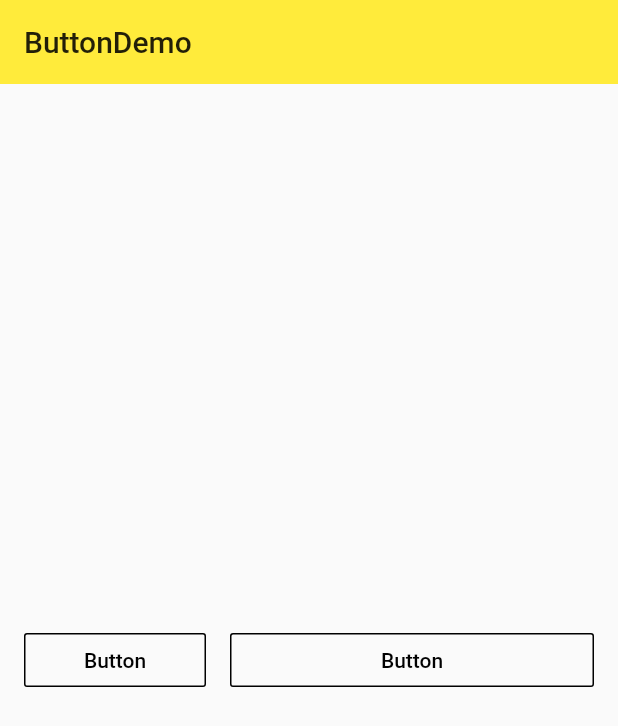
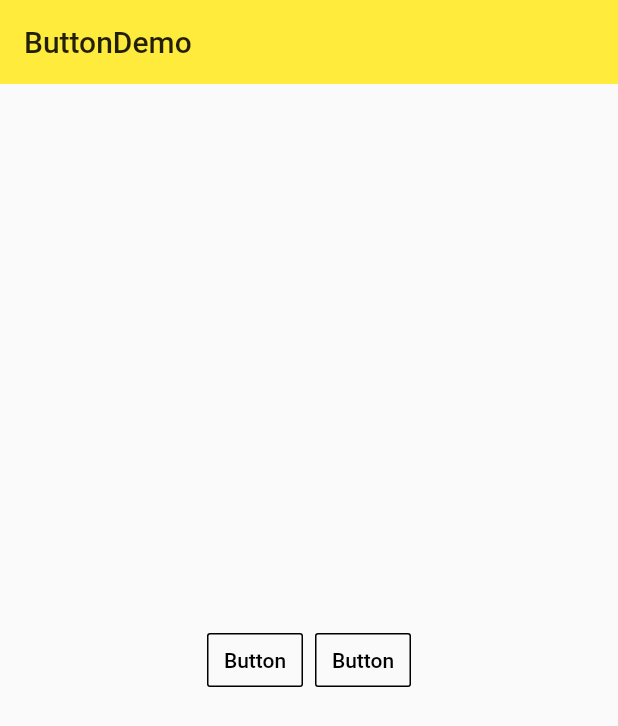
Before and after one commit to XYXiaoYuan/flutter_study, a Flutter app: the ButtonDemo screen opened directly, on a phone screen of 412 x 824 dp. Shown: the top 726 px of the screen. Run offline on Flutter 3.47's test engine with Material 2 defaults, Android fonts, the phone set to English and light mode, and no system bars.

Commit message:
按钮容器 ButtonBar：一组带边距的横排显示按钮

```diff
--- a/flutter_study/lib/demo/material_components.dart
+++ b/flutter_study/lib/demo/material_components.dart
@@ -173,6 +173,45 @@ class ButtonDemo extends StatelessWidget {
       ],
     );
 
+    final Widget ButtonBarDemo = Row(
+      mainAxisAlignment: MainAxisAlignment.center,
+      children: <Widget>[
+        Theme(
+          data: Theme.of(context).copyWith(
+            buttonTheme: ButtonThemeData(
+              padding: EdgeInsets.symmetric(horizontal: 64.0),
+            )
+          ),
+          child: ButtonBar(
+            children: <Widget>[
+              OutlineButton(
+                onPressed: () {},
+                child: Text('Button'),
+                splashColor: Colors.grey,
+                borderSide: BorderSide(
+                  color: Colors.black,
+                ),
+                // color: Theme.of(context).accentColor,
+                textColor: Colors.black,
+                highlightedBorderColor: Colors.grey,
+              ),
+              OutlineButton(
+                onPressed: () {},
+                child: Text('Button'),
+                splashColor: Colors.grey,
+                borderSide: BorderSide(
+                  color: Colors.black,
+                ),
+                // color: Theme.of(context).accentColor,
+                textColor: Colors.black,
+                highlightedBorderColor: Colors.grey,
+              ),
+            ],
+          ),
+        ),
+      ],
+    );
+
     return Scaffold(
       appBar: AppBar(
         title: Text('ButtonDemo'),
@@ -186,8 +225,15 @@ class ButtonDemo extends StatelessWidget {
             Row(
               mainAxisAlignment: MainAxisAlignment.center,
               children: <Widget>[
-                Expanded(
-                  child: OutlineButton(
+                Theme(
+                  data: Theme.of(context).copyWith(
+                    buttonTheme: ButtonThemeData(
+                      padding: EdgeInsets.symmetric(horizontal: 64.0),
+                    )
+                  ),
+                  child: ButtonBar(
+                    children: <Widget>[
+                      OutlineButton(
                         onPressed: () {},
                         child: Text('Button'),
                         splashColor: Colors.grey,
@@ -197,13 +243,8 @@ class ButtonDemo extends StatelessWidget {
                         // color: Theme.of(context).accentColor,
                         textColor: Colors.black,
                         highlightedBorderColor: Colors.grey,
-                    // textTheme: ButtonTextTheme.primary,
                       ),
-                ),
-                SizedBox(width: 16.0),
-                Expanded(
-                  flex: 2,
-                  child: OutlineButton(
+                      OutlineButton(
                         onPressed: () {},
                         child: Text('Button'),
                         splashColor: Colors.grey,
@@ -213,10 +254,10 @@ class ButtonDemo extends StatelessWidget {
                         // color: Theme.of(context).accentColor,
                         textColor: Colors.black,
                         highlightedBorderColor: Colors.grey,
-                    // textTheme: ButtonTextTheme.primary,
+                      ),
+                    ],
                   ),
                 ),
-
               ],
             ),
           ],
```
Lines whose indentation alone changed are shown as unchanged.
